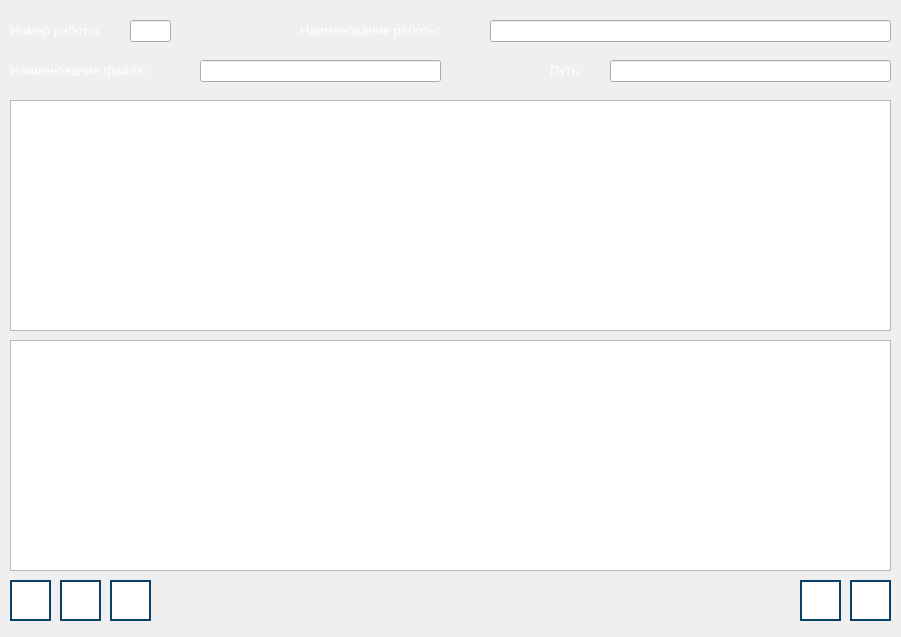
The window that createpracticwindow.ui (RCh-stack/ray-tracing-alpha-1.3) describes before a commit, drawn with Qt 5.
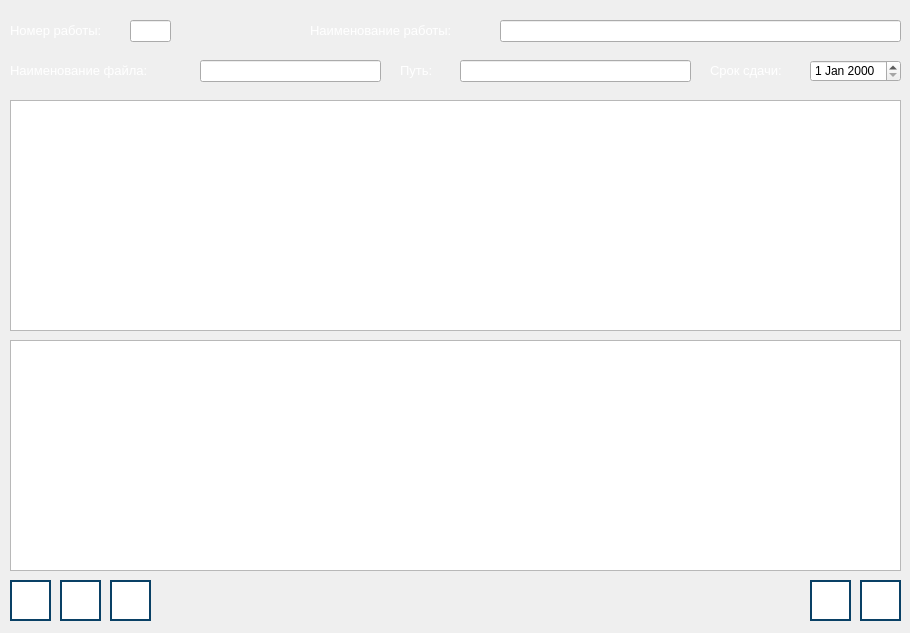
The same window after the commit. Icons and pictures are not drawn.

What changed in the file:
```diff
--- a/createpracticwindow.ui
+++ b/createpracticwindow.ui
@@ -6,8 +6,8 @@
    <rect>
     <x>0</x>
     <y>0</y>
-    <width>901</width>
-    <height>637</height>
+    <width>910</width>
+    <height>633</height>
    </rect>
   </property>
   <property name="windowTitle">
@@ -39,9 +39,9 @@
   <widget class="QLabel" name="label_name_work">
    <property name="geometry">
     <rect>
-     <x>300</x>
+     <x>310</x>
      <y>20</y>
-     <width>191</width>
+     <width>181</width>
      <height>21</height>
     </rect>
    </property>
@@ -52,7 +52,7 @@
   <widget class="QLineEdit" name="text_name_work">
    <property name="geometry">
     <rect>
-     <x>490</x>
+     <x>500</x>
      <y>20</y>
      <width>401</width>
      <height>22</height>
@@ -77,7 +77,7 @@
     <rect>
      <x>200</x>
      <y>60</y>
-     <width>241</width>
+     <width>181</width>
      <height>22</height>
     </rect>
    </property>
@@ -87,7 +87,7 @@
     <rect>
      <x>10</x>
      <y>100</y>
-     <width>881</width>
+     <width>891</width>
      <height>231</height>
     </rect>
    </property>
@@ -95,7 +95,7 @@
   <widget class="QLabel" name="label_path">
    <property name="geometry">
     <rect>
-     <x>550</x>
+     <x>400</x>
      <y>60</y>
      <width>61</width>
      <height>21</height>
@@ -108,9 +108,9 @@
   <widget class="QLineEdit" name="text_path">
    <property name="geometry">
     <rect>
-     <x>610</x>
+     <x>460</x>
      <y>60</y>
-     <width>281</width>
+     <width>231</width>
      <height>22</height>
     </rect>
    </property>
@@ -118,7 +118,7 @@
   <widget class="QPushButton" name="button_help">
    <property name="geometry">
     <rect>
-     <x>850</x>
+     <x>860</x>
      <y>580</y>
      <width>41</width>
      <height>41</height>
@@ -155,7 +155,7 @@
   <widget class="QPushButton" name="button_exit">
    <property name="geometry">
     <rect>
-     <x>800</x>
+     <x>810</x>
      <y>580</y>
      <width>41</width>
      <height>41</height>
@@ -305,11 +305,34 @@
     <rect>
      <x>10</x>
      <y>340</y>
-     <width>881</width>
+     <width>891</width>
      <height>231</height>
     </rect>
    </property>
   </widget>
+  <widget class="QLabel" name="label_deadline">
+   <property name="geometry">
+    <rect>
+     <x>710</x>
+     <y>60</y>
+     <width>101</width>
+     <height>21</height>
+    </rect>
+   </property>
+   <property name="text">
+    <string>&lt;html&gt;&lt;head/&gt;&lt;body&gt;&lt;p&gt;&lt;span style=&quot; font-size:10pt; color:#ffffff;&quot;&gt;Срок сдачи:&lt;/span&gt;&lt;/p&gt;&lt;/body&gt;&lt;/html&gt;</string>
+   </property>
+  </widget>
+  <widget class="QDateEdit" name="deadline">
+   <property name="geometry">
+    <rect>
+     <x>810</x>
+     <y>60</y>
+     <width>91</width>
+     <height>22</height>
+    </rect>
+   </property>
+  </widget>
  </widget>
  <resources/>
  <connections/>
```
